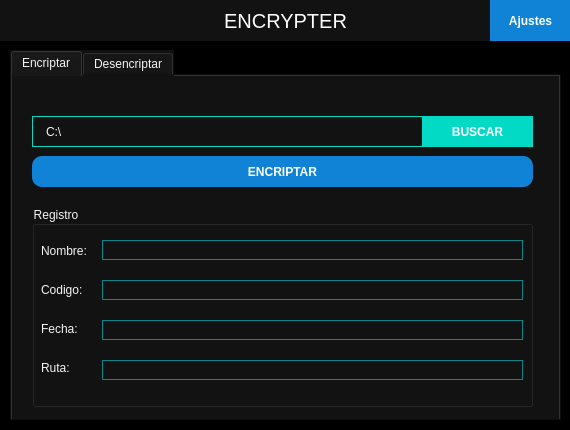
First picture: the form in ui_models/qtmain_dark.ui, repository JGall3go/EncrypterGUI, before the edit.
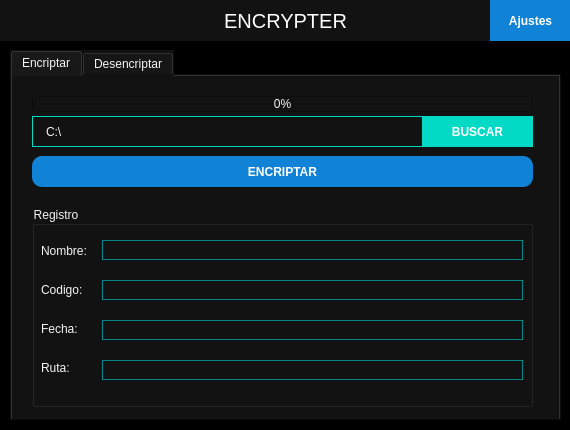
Second picture: the form after the edit.

```diff
--- a/ui_models/qtmain_dark.ui
+++ b/ui_models/qtmain_dark.ui
@@ -426,6 +426,19 @@
        <string>C:\</string>
       </property>
      </widget>
+     <widget class="QProgressBar" name="progress_1">
+      <property name="geometry">
+       <rect>
+        <x>20</x>
+        <y>20</y>
+        <width>501</width>
+        <height>16</height>
+       </rect>
+      </property>
+      <property name="value">
+       <number>0</number>
+      </property>
+     </widget>
     </widget>
     <widget class="QWidget" name="tab_2">
      <attribute name="title">
```
Left out of the diff: 15 changed lines with no effect on the pictures.
